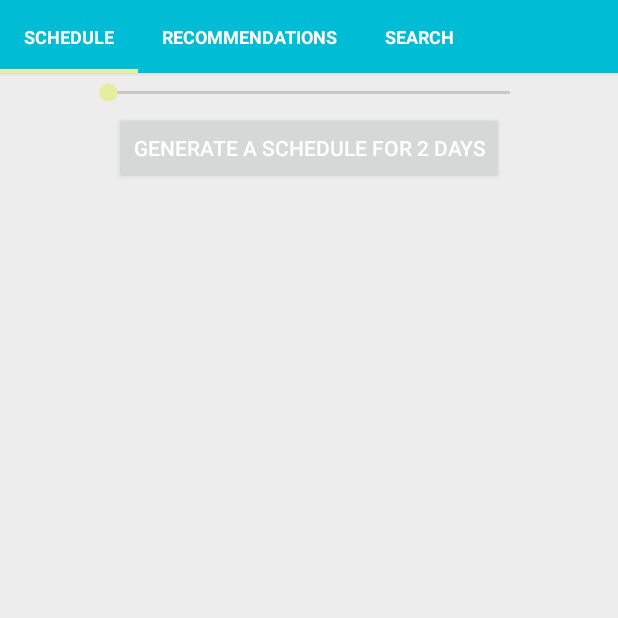
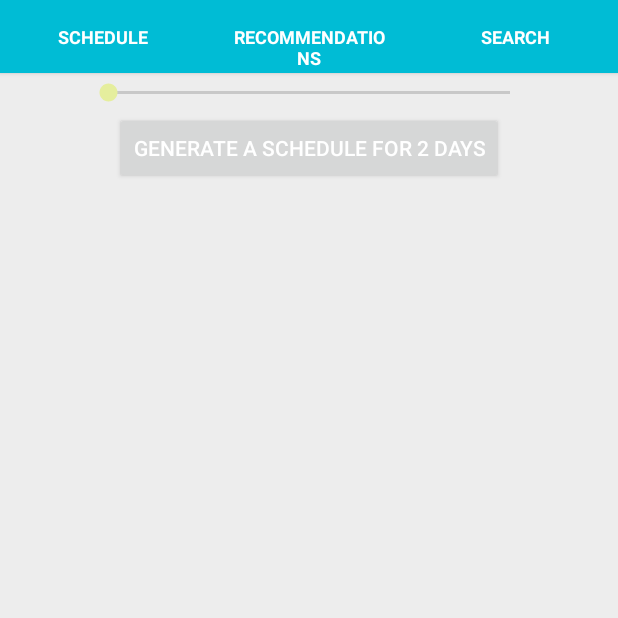
Before and after one commit to jeanpierre92/DinnerManApp, an Android app: the TutorialSchedule screen opened directly, with no data from a screen before it, after a tap on "Got it!", on a phone screen of 412 x 824 dp, the top half of it. Run offline under Robolectric (Android 15) with nearby library versions, the phone set to English and light mode, and no system bars; libraries missing offline, so code that uses them is left out: com.loopj.android, com.nostra13.universalimageloader, com.securepreferences, cz.msebera.android; 9 statements that could not run were skipped.

Commit message:
tutorial gaat nu terug naar e juiste activity

```diff
--- a/app/src/main/java/com/example/s135123/kitchener/MainActivity.java
+++ b/app/src/main/java/com/example/s135123/kitchener/MainActivity.java
@@ -67,6 +67,7 @@ public class MainActivity extends AppCompatActivity {
     protected void onCreate(Bundle savedInstanceState) {
         super.onCreate(savedInstanceState);
         setContentView(R.layout.activity_main);
+
         // Find our drawer view
         mDrawer = (DrawerLayout) findViewById(R.id.drawer_layout);
         User user = User.getInstance();
@@ -82,10 +83,13 @@ public class MainActivity extends AppCompatActivity {
         // Assigning ViewPager View and setting the adapter
         pager = (ViewPager) findViewById(R.id.pager);
         pager.setAdapter(adapter);
-
+        if(getIntent().getSerializableExtra("page")!=null) {
+            int page = (Integer) getIntent().getSerializableExtra("page");
+            pager.setCurrentItem(page);
+        }
         // Assiging the Sliding Tab Layout View
         tabs = (SlidingTabLayout) findViewById(R.id.tabs);
-        tabs.setDistributeEvenly(false); // To make the Tabs Fixed set this true, This makes the tabs Space Evenly in Available width
+        tabs.setDistributeEvenly(true); // To make the Tabs Fixed set this true, This makes the tabs Space Evenly in Available width
         // Setting Custom Color for the Scroll bar indicator of the Tab View
         tabs.setCustomTabColorizer(new SlidingTabLayout.TabColorizer() {
             @Override
--- a/app/src/main/java/com/example/s135123/kitchener/Tab_Search.java
+++ b/app/src/main/java/com/example/s135123/kitchener/Tab_Search.java
@@ -230,7 +230,6 @@ public class Tab_Search extends android.support.v4.app.Fragment implements View.
 
         @Override
         protected String doInBackground(Void... params) {
-            includeIngredients+=",salt";
             System.out.println("mincal: "+minCal);
             //String authTokenUrl = "http://appdev-gr1.win.tue.nl:8008/api/authenticate/test/test123";
             String authTokenUrl = "http://appdev-gr1.win.tue.nl:8008/api/authenticate/" + user.getUsername() + "/" + user.getPassword();
--- a/app/src/main/java/com/example/s135123/kitchener/TutorialRec.java
+++ b/app/src/main/java/com/example/s135123/kitchener/TutorialRec.java
@@ -21,6 +21,7 @@ public class TutorialRec extends Activity {
 
     public void onClickGotIt(View v){
         Intent i = new Intent(getApplicationContext(), MainActivity.class);
+        i.putExtra("page",1);
         startActivity(i);
     }
 }
--- a/app/src/main/java/com/example/s135123/kitchener/TutorialSchedule.java
+++ b/app/src/main/java/com/example/s135123/kitchener/TutorialSchedule.java
@@ -21,6 +21,7 @@ public class TutorialSchedule extends Activity {
 
     public void onClickGotIt(View v){
         Intent i = new Intent(getApplicationContext(), MainActivity.class);
+        i.putExtra("page",0);
         startActivity(i);
     }
 }
--- a/app/src/main/java/com/example/s135123/kitchener/TutorialSearch.java
+++ b/app/src/main/java/com/example/s135123/kitchener/TutorialSearch.java
@@ -21,6 +21,7 @@ public class TutorialSearch extends Activity {
 
     public void onClickGotIt(View v){
         Intent i = new Intent(getApplicationContext(), MainActivity.class);
+        i.putExtra("page",2);
         startActivity(i);
     }
 }
```
